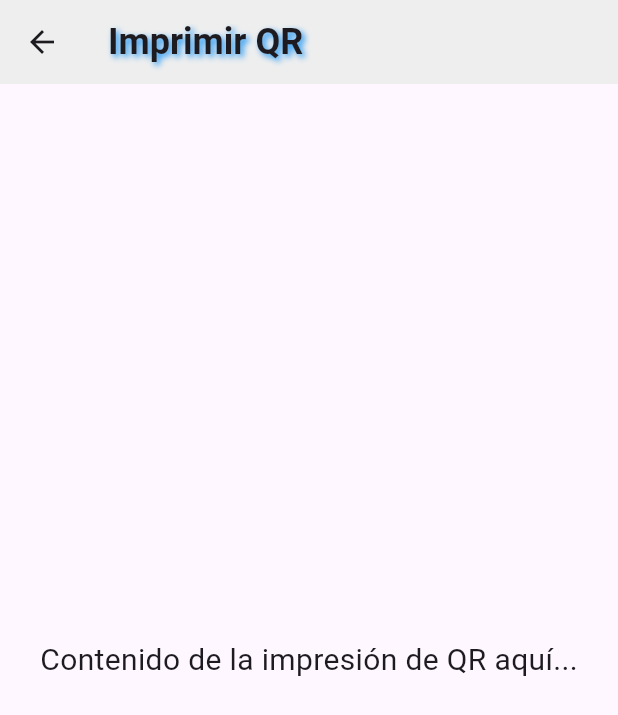
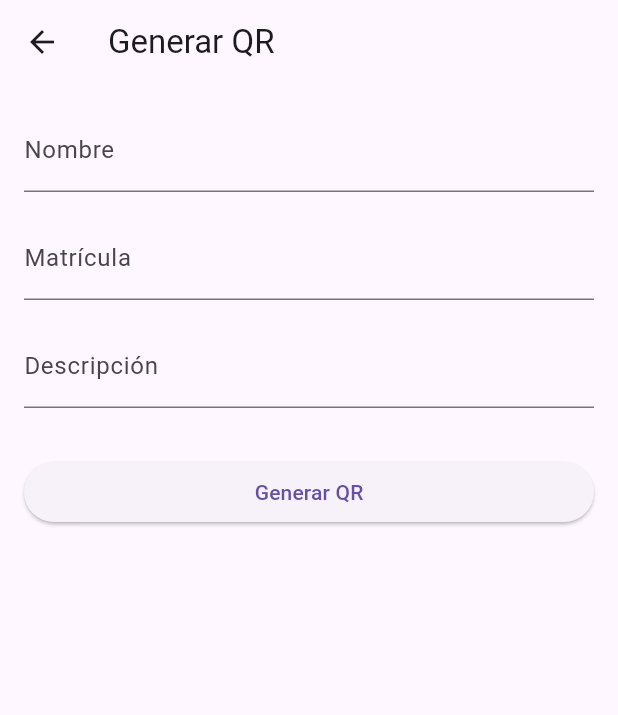
Before and after one commit to Fabian32f/biciqrapp, a Flutter app: the PrintQRScreen screen opened by its route, on a phone screen of 412 x 824 dp. Shown: the top 715 px of the screen. Run offline on Flutter 3.47's test engine with Material 3 defaults, Android fonts, the phone set to English and light mode, and no system bars; our stand-ins replace cloud_firestore, firebase_core, firebase_storage, form_validator, image_gallery_saver, image_picker and 2 more; missing offline and left inert: qr_code_scanner; accounts and stored records are empty.

Commit message:
imprimir qr

```diff
--- a/lib/main.dart
+++ b/lib/main.dart
@@ -28,6 +28,7 @@ class MyApp extends StatelessWidget {
   @override
   Widget build(BuildContext context) {
     return MaterialApp(
+      debugShowCheckedModeBanner: false, // Desactiva el banner de debug
       title: 'WissenQR',
       initialRoute: '/home',
       routes: {
--- a/lib/screens/dashboard_screen.dart
+++ b/lib/screens/dashboard_screen.dart
@@ -2,6 +2,8 @@ import 'package:flutter/material.dart';
 import 'profile_screen.dart'; // Importa el archivo de la pantalla de perfil
 import 'scanner_screen.dart'; // Importa el archivo de la pantalla de escáner
 import 'print_qr_screen.dart'; // Importa el archivo de la pantalla de impresión de QR
+import 'print_qr_screen.dart'; // Importa la pantalla de generación de QR
+
 
 class DashboardScreen extends StatelessWidget {
   @override
@@ -78,7 +80,11 @@ class DashboardScreen extends StatelessWidget {
               ),
               GestureDetector(
                 onTap: () {
-                  Navigator.pushNamed(context, '/print_qr'); // Navega a la página de imprimir QR
+                  //Navigator.pushNamed(context, '/print_qr'); // Navega a la página de imprimir QR
+                  Navigator.push(
+                    context,
+                    MaterialPageRoute(builder: (context) => PrintQRScreen()),
+                  );
                 },
                 child: Column(
                   children: <Widget>[
--- a/lib/screens/print_qr_screen.dart
+++ b/lib/screens/print_qr_screen.dart
@@ -1,33 +1,142 @@
+import 'dart:typed_data';
+import 'dart:ui' as ui;
 import 'package:flutter/material.dart';
+import 'package:flutter/rendering.dart';
+import 'package:qr_flutter/qr_flutter.dart';
+import 'package:image_gallery_saver/image_gallery_saver.dart';
+import 'package:permission_handler/permission_handler.dart';
 
-class PrintQRScreen extends StatelessWidget {
+class PrintQRScreen extends StatefulWidget {
+  @override
+  _PrintQRScreenState createState() => _PrintQRScreenState();
+}
+
+class _PrintQRScreenState extends State<PrintQRScreen> {
+  TextEditingController _nameController = TextEditingController();
+  TextEditingController _idController = TextEditingController();
+  TextEditingController _descriptionController = TextEditingController();
+  String _qrData = '';
+  GlobalKey _globalKey = GlobalKey();
+
   @override
   Widget build(BuildContext context) {
     return Scaffold(
       appBar: AppBar(
-        title: Text(
-          'Imprimir QR',
-          style: TextStyle(
-            fontSize: 24.0,
-            fontWeight: FontWeight.bold,
-            shadows: [
-              Shadow(
-                blurRadius: 5.0,
-                color: Colors.blue,
-                offset: Offset(2.0, 2.0),
+        title: Text('Generar QR'),
+      ),
+      body: Padding(
+        padding: EdgeInsets.all(16.0),
+        child: RepaintBoundary(
+          key: _globalKey,
+          child: Column(
+            crossAxisAlignment: CrossAxisAlignment.stretch,
+            children: <Widget>[
+              TextField(
+                controller: _nameController,
+                decoration: InputDecoration(
+                  labelText: 'Nombre',
+                ),
               ),
+              SizedBox(height: 16.0),
+              TextField(
+                controller: _idController,
+                decoration: InputDecoration(
+                  labelText: 'Matrícula',
+                ),
+              ),
+              SizedBox(height: 16.0),
+              TextField(
+                controller: _descriptionController,
+                decoration: InputDecoration(
+                  labelText: 'Descripción',
+                ),
+              ),
+              SizedBox(height: 32.0),
+              ElevatedButton(
+                onPressed: () {
+                  setState(() {
+                    _qrData = _nameController.text +
+                        ', ' +
+                        _idController.text +
+                        ', ' +
+                        _descriptionController.text;
+                  });
+                },
+                child: Text('Generar QR'),
+              ),
+              SizedBox(height: 32.0),
+              _qrData.isNotEmpty
+                  ? Expanded(
+                child: Column(
+                  mainAxisAlignment: MainAxisAlignment.center,
+                  children: [
+                    QrImageView(
+                      data: _qrData,
+                      version: QrVersions.auto,
+                      size: 200.0,
+                    ),
+                    SizedBox(height: 16.0),
+                    ElevatedButton(
+                      onPressed: () {
+                        _saveQrCode();
+                      },
+                      child: Text('Guardar QR'),
+                    ),
+                  ],
+                ),
+              )
+                  : Container(),
             ],
           ),
-        ),
-        backgroundColor: Colors.grey[200],
-        elevation: 0, // Remover la sombra del AppBar
-      ),
-      body: Center(
-        child: Text(
-          'Contenido de la impresión de QR aquí...',
-          style: TextStyle(fontSize: 20),
         ),
       ),
     );
   }
+
+  Future<void> _saveQrCode() async {
+    // Verificar si ya se ha concedido el permiso de almacenamiento
+    if (await Permission.storage.isGranted) {
+      // Permiso ya concedido, continuar con el proceso de guardar el código QR
+      try {
+        RenderRepaintBoundary boundary =
+        _globalKey.currentContext!.findRenderObject() as RenderRepaintBoundary;
+        ui.Image image = await boundary.toImage(pixelRatio: 3.0);
+        ByteData? byteData =
+        await image.toByteData(format: ui.ImageByteFormat.rawRgba);
+
+        if (byteData != null) {
+          Uint8List pngBytes = byteData.buffer.asUint8List();
+          final result =
+          await ImageGallerySaver.saveImage(Uint8List.fromList(pngBytes));
+          print(result);
+          ScaffoldMessenger.of(context).showSnackBar(SnackBar(
+            content: Text('Código QR guardado en la galería.'),
+          ));
+        }
+      } catch (e) {
+        print(e.toString());
+        ScaffoldMessenger.of(context).showSnackBar(SnackBar(
+          content: Text('Error al guardar el código QR.'),
+        ));
+      }
+    } else {
+      // El permiso no ha sido concedido, solicitar permiso al usuario
+      var status = await Permission.storage.request();
+      if (status.isGranted) {
+        // Permiso concedido, volver a intentar guardar el código QR
+        _saveQrCode();
+      } else {
+        // Permiso denegado, mostrar un mensaje informativo al usuario
+        ScaffoldMessenger.of(context).showSnackBar(SnackBar(
+          content: Text('Permiso de almacenamiento denegado.'),
+        ));
+      }
+    }
+  }
 }
+
+  void main() {
+  runApp(MaterialApp(
+    home: PrintQRScreen(),
+  ));
+    }
--- a/pubspec.yaml
+++ b/pubspec.yaml
@@ -41,6 +41,10 @@ dependencies:
   firebase_storage: ^11.7.6
   image_picker:
   qr_code_scanner:
+  qr_flutter: ^4.1.0
+  path_provider:
+  permission_handler:
+  image_gallery_saver:
 
 
   # The following adds the Cupertino Icons font to your application.
```
Also changed, not shown: pubspec.lock, 14 other files.
